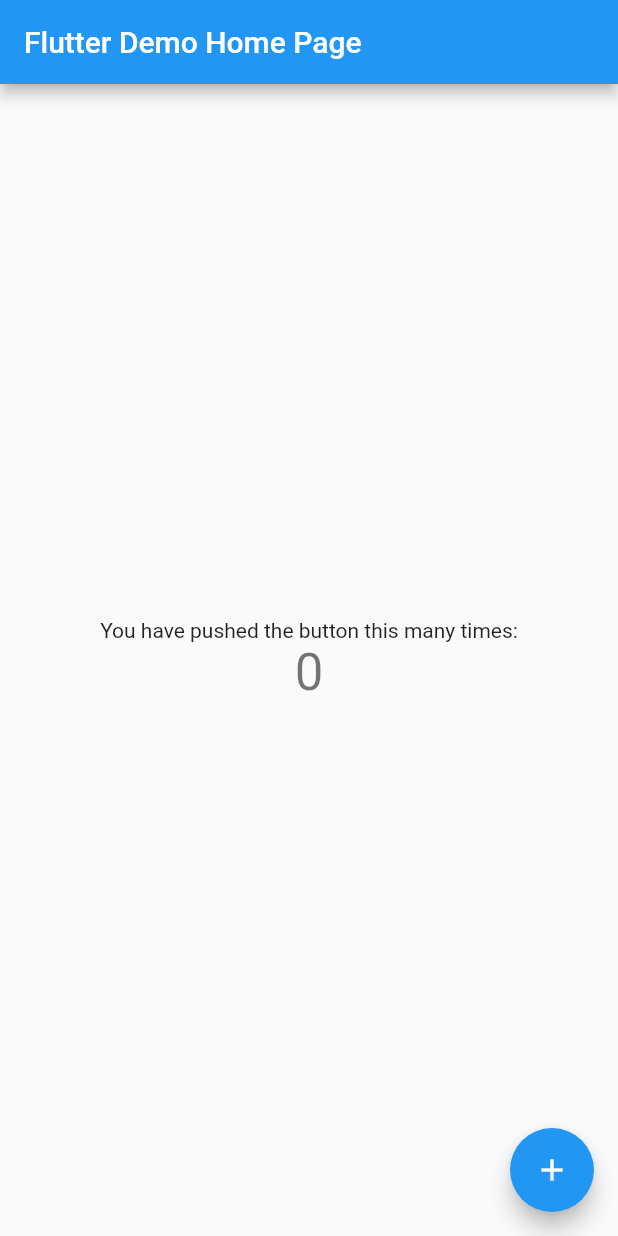
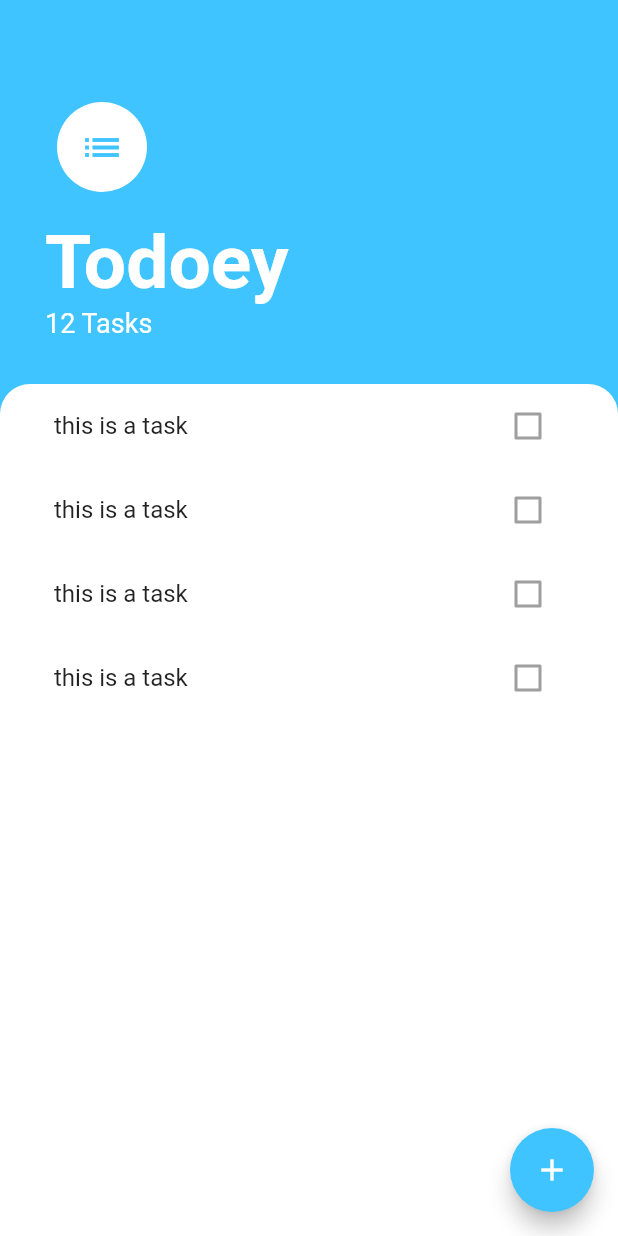
Before and after one commit to ahmetcj4/todoey, a Flutter app: the screen it shows after launch, on a phone screen of 412 x 824 dp. Run offline on Flutter 3.47's test engine with Material 2 defaults, Android fonts, the phone set to English and light mode, and no system bars.

Commit message:
implement task screen base and task list and tiles

```diff
--- a/lib/main.dart
+++ b/lib/main.dart
@@ -1,117 +1,15 @@
 import 'package:flutter/material.dart';
+import 'package:todoey/screens/tasks_screen.dart';
 
 void main() {
   runApp(MyApp());
 }
 
 class MyApp extends StatelessWidget {
-  // This widget is the root of your application.
   @override
   Widget build(BuildContext context) {
     return MaterialApp(
-      title: 'Flutter Demo',
-      theme: ThemeData(
-        // This is the theme of your application.
-        //
-        // Try running your application with "flutter run". You'll see the
-        // application has a blue toolbar. Then, without quitting the app, try
-        // changing the primarySwatch below to Colors.green and then invoke
-        // "hot reload" (press "r" in the console where you ran "flutter run",
-        // or simply save your changes to "hot reload" in a Flutter IDE).
-        // Notice that the counter didn't reset back to zero; the application
-        // is not restarted.
-        primarySwatch: Colors.blue,
-        // This makes the visual density adapt to the platform that you run
-        // the app on. For desktop platforms, the controls will be smaller and
-        // closer together (more dense) than on mobile platforms.
-        visualDensity: VisualDensity.adaptivePlatformDensity,
-      ),
-      home: MyHomePage(title: 'Flutter Demo Home Page'),
+      home: TasksScreen(),
     );
   }
 }
-
-class MyHomePage extends StatefulWidget {
-  MyHomePage({Key key, this.title}) : super(key: key);
-
-  // This widget is the home page of your application. It is stateful, meaning
-  // that it has a State object (defined below) that contains fields that affect
-  // how it looks.
-
-  // This class is the configuration for the state. It holds the values (in this
-  // case the title) provided by the parent (in this case the App widget) and
-  // used by the build method of the State. Fields in a Widget subclass are
-  // always marked "final".
-
-  final String title;
-
-  @override
-  _MyHomePageState createState() => _MyHomePageState();
-}
-
-class _MyHomePageState extends State<MyHomePage> {
-  int _counter = 0;
-
-  void _incrementCounter() {
-    setState(() {
-      // This call to setState tells the Flutter framework that something has
-      // changed in this State, which causes it to rerun the build method below
-      // so that the display can reflect the updated values. If we changed
-      // _counter without calling setState(), then the build method would not be
-      // called again, and so nothing would appear to happen.
-      _counter++;
-    });
-  }
-
-  @override
-  Widget build(BuildContext context) {
-    // This method is rerun every time setState is called, for instance as done
-    // by the _incrementCounter method above.
-    //
-    // The Flutter framework has been optimized to make rerunning build methods
-    // fast, so that you can just rebuild anything that needs updating rather
-    // than having to individually change instances of widgets.
-    return Scaffold(
-      appBar: AppBar(
-        // Here we take the value from the MyHomePage object that was created by
-        // the App.build method, and use it to set our appbar title.
-        title: Text(widget.title),
-      ),
-      body: Center(
-        // Center is a layout widget. It takes a single child and positions it
-        // in the middle of the parent.
-        child: Column(
-          // Column is also a layout widget. It takes a list of children and
-          // arranges them vertically. By default, it sizes itself to fit its
-          // children horizontally, and tries to be as tall as its parent.
-          //
-          // Invoke "debug painting" (press "p" in the console, choose the
-          // "Toggle Debug Paint" action from the Flutter Inspector in Android
-          // Studio, or the "Toggle Debug Paint" command in Visual Studio Code)
-          // to see the wireframe for each widget.
-          //
-          // Column has various properties to control how it sizes itself and
-          // how it positions its children. Here we use mainAxisAlignment to
-          // center the children vertically; the main axis here is the vertical
-          // axis because Columns are vertical (the cross axis would be
-          // horizontal).
-          mainAxisAlignment: MainAxisAlignment.center,
-          children: <Widget>[
-            Text(
-              'You have pushed the button this many times:',
-            ),
-            Text(
-              '$_counter',
-              style: Theme.of(context).textTheme.headline4,
-            ),
-          ],
-        ),
-      ),
-      floatingActionButton: FloatingActionButton(
-        onPressed: _incrementCounter,
-        tooltip: 'Increment',
-        child: Icon(Icons.add),
-      ), // This trailing comma makes auto-formatting nicer for build methods.
-    );
-  }
-}
--- /dev/null
+++ b/lib/screens/tasks_screen.dart
@@ -0,0 +1,73 @@
+import 'package:flutter/material.dart';
+import 'package:todoey/widgets/task_list.dart';
+
+class TasksScreen extends StatelessWidget {
+  @override
+  Widget build(BuildContext context) {
+    return Scaffold(
+      backgroundColor: Colors.lightBlueAccent,
+      body: Column(
+        crossAxisAlignment: CrossAxisAlignment.start,
+        children: [
+          Container(
+            padding: EdgeInsets.only(top: 60, left: 30, right: 30, bottom: 30),
+            child: Column(
+              crossAxisAlignment: CrossAxisAlignment.start,
+              children: [
+                Padding(
+                  padding: const EdgeInsets.all(8.0),
+                  child: CircleAvatar(
+                    backgroundColor: Colors.white,
+                    radius: 30,
+                    child: Icon(
+                      Icons.list,
+                      color: Colors.lightBlueAccent,
+                      size: 30,
+                    ),
+                  ),
+                ),
+                SizedBox(
+                  height: 10,
+                ),
+                Text(
+                  'Todoey',
+                  style: TextStyle(
+                    color: Colors.white,
+                    fontSize: 50,
+                    fontWeight: FontWeight.w700,
+                  ),
+                ),
+                Text(
+                  '12 Tasks',
+                  style: TextStyle(
+                    color: Colors.white,
+                    fontSize: 18,
+                  ),
+                ),
+              ],
+            ),
+          ),
+          Expanded(
+            child: Container(
+              padding: EdgeInsets.symmetric(horizontal: 20),
+              decoration: BoxDecoration(
+                color: Colors.white,
+                borderRadius: BorderRadius.only(
+                    topLeft: Radius.circular(20),
+                    topRight: Radius.circular(20)),
+              ),
+              child: TaskList(),
+            ),
+          )
+        ],
+      ),
+      floatingActionButton: FloatingActionButton(
+        backgroundColor: Colors.lightBlueAccent,
+        onPressed: () {
+          // todo add bottom sheet
+        },
+        child: Icon(Icons.add),
+      ),
+    );
+  }
+}
--- /dev/null
+++ b/lib/widgets/task_list.dart
@@ -0,0 +1,16 @@
+import 'package:flutter/material.dart';
+import 'package:todoey/widgets/task_tile.dart';
+
+class TaskList extends StatelessWidget {
+  @override
+  Widget build(BuildContext context) {
+    return ListView(
+      children: [
+        TaskTile(),
+        TaskTile(),
+        TaskTile(),
+        TaskTile(),
+      ],
+    );
+  }
+}
--- /dev/null
+++ b/lib/widgets/task_tile.dart
@@ -0,0 +1,17 @@
+import 'package:flutter/material.dart';
+
+class TaskTile extends StatelessWidget {
+  const TaskTile({
+    Key key,
+  }) : super(key: key);
+
+  @override
+  Widget build(BuildContext context) {
+    return ListTile(
+      title: Text('this is a task'),
+      trailing: Checkbox(
+        value: false,
+      ),
+    );
+  }
+}
```
Also changed, not shown: 1 other file.
